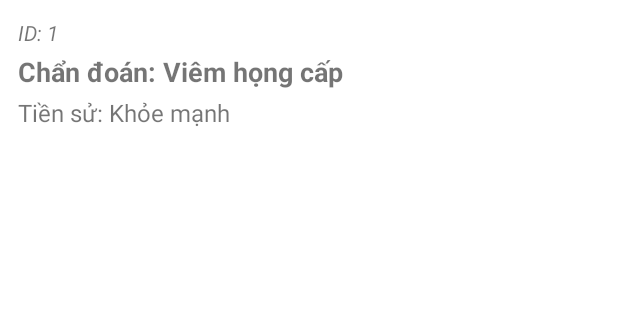
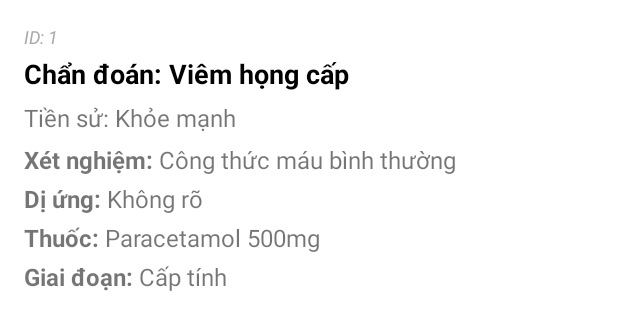
Before and after one commit to RuizSuycasso/Project1, an Android app: the layout list_item_benhan.xml on its own in the app's theme, with its tools: preview values and no code run, on a phone screen of 412 x 824 dp. Shown: the top 330 px of the screen. Run offline under Robolectric (Android 15) with nearby library versions, the light colour scheme and no system bars.

Commit message:
update code after thief

```diff
--- a/app/build.gradle.kts
+++ b/app/build.gradle.kts
@@ -5,7 +5,7 @@ plugins {
 
 android {
     namespace = "com.example.myapplication"
-    compileSdk = 35
+    compileSdk = 36
 
     defaultConfig {
         applicationId = "com.example.myapplication"
--- a/app/src/main/res/layout/list_item_benhan.xml
+++ b/app/src/main/res/layout/list_item_benhan.xml
@@ -4,18 +4,23 @@
     android:layout_width="match_parent"
     android:layout_height="wrap_content"
     android:orientation="vertical"
-    android:padding="12dp"
+    android:padding="16dp"
     android:layout_marginBottom="8dp"
-    android:background="?android:attr/selectableItemBackground"> <!-- Hiệu ứng khi click -->
+    android:background="?android:attr/selectableItemBackground"
+    android:clickable="true"
+    android:focusable="true">
 
+    <!-- ID (Giữ nguyên) -->
 <TextView
 android:id="@+id/tvItemId"
 android:layout_width="wrap_content"
 android:layout_height="wrap_content"
-        android:textSize="14sp"
+android:textSize="12sp"
 android:textStyle="italic"
+android:textColor="@android:color/darker_gray"
 tools:text="ID: 1"/>
 
+    <!-- Chẩn đoán (Giữ nguyên) -->
 <TextView
 android:id="@+id/tvItemDiagnosis"
 android:layout_width="match_parent"
@@ -23,16 +28,98 @@
 android:textSize="18sp"
 android:textStyle="bold"
 android:layout_marginTop="4dp"
+android:textColor="@android:color/black"
 tools:text="Chẩn đoán: Viêm họng cấp" />
 
+    <!-- Tiền sử (Giữ nguyên) -->
 <TextView
 android:id="@+id/tvItemMedicalHistory"
 android:layout_width="match_parent"
 android:layout_height="wrap_content"
 android:textSize="16sp"
-        android:layout_marginTop="4dp"
+android:layout_marginTop="6dp"
 tools:text="Tiền sử: Khỏe mạnh"/>
 
-    <!-- Có thể thêm các TextView khác nếu muốn hiển thị thêm thông tin -->
+
+
+
+<LinearLayout
+android:layout_width="match_parent"
+android:layout_height="wrap_content"
+android:orientation="horizontal"
+android:layout_marginTop="6dp">
+<TextView
+    android:layout_width="wrap_content"
+    android:layout_height="wrap_content"
+    android:textStyle="bold"
+    android:textSize="16sp"
+    android:text="Xét nghiệm: "/>
+<TextView
+    android:id="@+id/tvItemLabResults"
+    android:layout_width="match_parent"
+    android:layout_height="wrap_content"
+    android:textSize="16sp"
+    tools:text="Công thức máu bình thường"/>
+</LinearLayout>
+
+
+<LinearLayout
+android:layout_width="match_parent"
+android:layout_height="wrap_content"
+android:orientation="horizontal"
+android:layout_marginTop="4dp">
+<TextView
+    android:layout_width="wrap_content"
+    android:layout_height="wrap_content"
+    android:textStyle="bold"
+    android:textSize="16sp"
+    android:text="Dị ứng: "/>
+<TextView
+    android:id="@+id/tvItemAllergies"
+    android:layout_width="match_parent"
+    android:layout_height="wrap_content"
+    android:textSize="16sp"
+    tools:text="Không rõ"/>
+</LinearLayout>
+
+
+<LinearLayout
+android:layout_width="match_parent"
+android:layout_height="wrap_content"
+android:orientation="horizontal"
+android:layout_marginTop="4dp">
+<TextView
+    android:layout_width="wrap_content"
+    android:layout_height="wrap_content"
+    android:textStyle="bold"
+    android:textSize="16sp"
+    android:text="Thuốc: "/>
+<TextView
+    android:id="@+id/tvItemCurrentMedications"
+    android:layout_width="match_parent"
+    android:layout_height="wrap_content"
+    android:textSize="16sp"
+    tools:text="Paracetamol 500mg"/>
+</LinearLayout>
+
+
+<LinearLayout
+android:layout_width="match_parent"
+android:layout_height="wrap_content"
+android:orientation="horizontal"
+android:layout_marginTop="4dp">
+<TextView
+    android:layout_width="wrap_content"
+    android:layout_height="wrap_content"
+    android:textStyle="bold"
+    android:textSize="16sp"
+    android:text="Giai đoạn: "/>
+<TextView
+    android:id="@+id/tvItemDiseaseStage"
+    android:layout_width="match_parent"
+    android:layout_height="wrap_content"
+    android:textSize="16sp"
+    tools:text="Cấp tính"/>
+</LinearLayout>
 
     </LinearLayout>
--- a/gradle/libs.versions.toml
+++ b/gradle/libs.versions.toml
@@ -1,5 +1,5 @@
 [versions]
-agp = "8.8.0"
+agp = "8.9.2"
 junit = "4.13.2"
 junitVersion = "1.2.1"
 espressoCore = "3.6.1"
```
Also changed, not shown: app/src/main/AndroidManifest.xml (+8 -1 lines), app/src/main/java/com/example/myapplication/AddBenhAnActivity.java (+34 -21 lines), app/src/main/java/com/example/myapplication/AppDatabase.java (+14 -13 lines), app/src/main/java/com/example/myapplication/BenhAnAdapter.java (+27 -9 lines), app/src/main/java/com/example/myapplication/Camera2.java (+19 -25 lines), app/src/main/java/com/example/myapplication/EditBenhAnActivity.java (+60 -49 lines), app/src/main/java/com/example/myapplication/ViewBenhAnActivity.java (+18 -16 lines), gradle/wrapper/gradle-wrapper.properties. Lines whose indentation alone changed are shown as unchanged.
